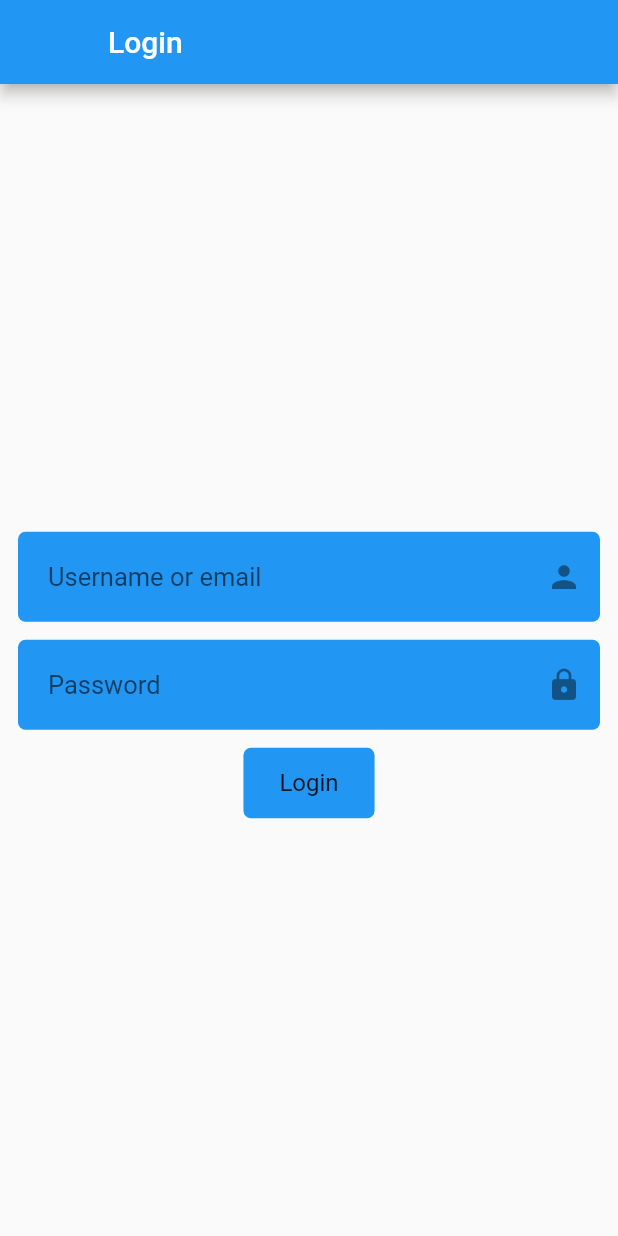
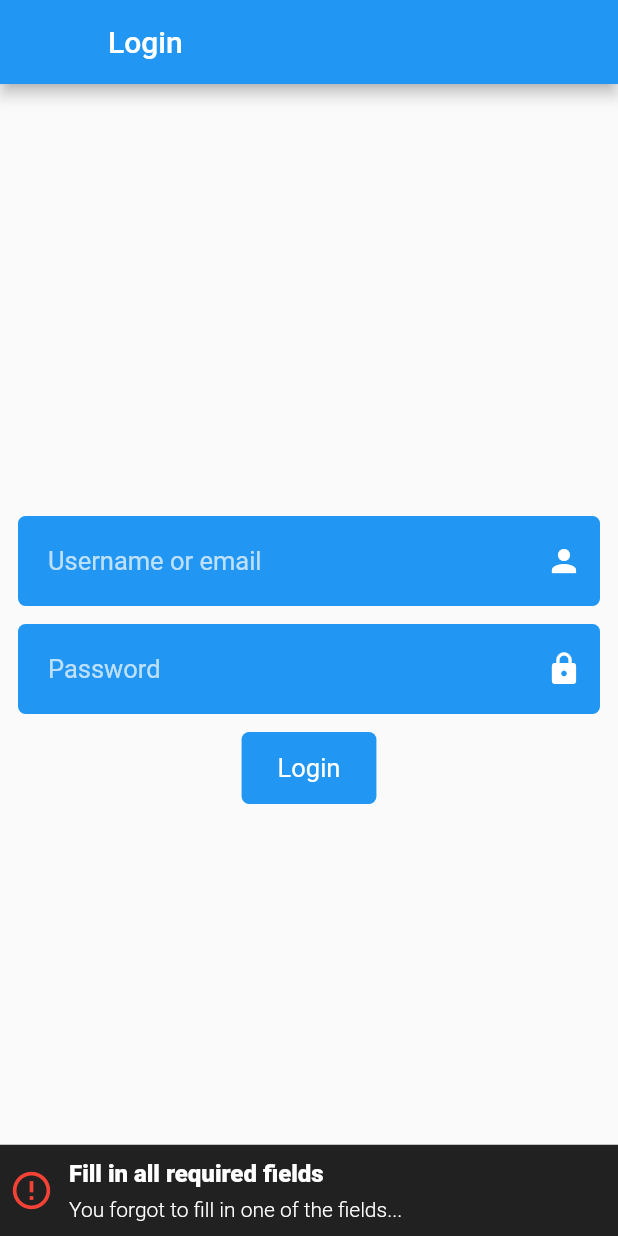
Before and after one commit to JobMoll/simple-user-api-authentication-flutter, a Flutter app: the screen it shows after launch, after a tap on "Login", on a phone screen of 412 x 824 dp. Run offline on Flutter 3.47's test engine with Material 2 defaults, Android fonts, the phone set to English and light mode, and no system bars; our stand-ins replace dio, flutter_secure_storage, get; network calls fail.

Commit message:
User experience improvements

```diff
--- a/lib/login_page.dart
+++ b/lib/login_page.dart
@@ -17,15 +17,19 @@ class _LoginPageState extends State<LoginPage> {
       onWillPop: () async {
         return false;
       },
+      child: GestureDetector(
+        onTap: () {
+          FocusScope.of(context).requestFocus(new FocusNode());
+        },
         child: Scaffold(
           appBar: AppBar(
             backgroundColor: Colors.blue,
             leading: Container(),
             title: Text('Login'),
           ),
-        body: Container(
-          margin: EdgeInsets.only(top: 20, left: 12, right: 12),
-          child: Center(
+          body: SafeArea(
+            child: Container(
+              margin: EdgeInsets.only(top: 0, left: 12, right: 12),
               child: Column(
                 mainAxisAlignment: MainAxisAlignment.center,
                 children: <Widget>[
@@ -36,10 +40,22 @@ class _LoginPageState extends State<LoginPage> {
                     ),
                     child: TextField(
                       controller: usernameTextfield,
+                      style: TextStyle(
+                        fontSize: 17,
+                        color: Colors.white,
+                      ),
+                      autocorrect: false,
+                      cursorColor: Colors.white,
                       decoration: InputDecoration(
-                      hintStyle: TextStyle(fontSize: 17),
+                        hintStyle: TextStyle(
+                          fontSize: 17,
+                          color: Colors.white70,
+                        ),
                         hintText: 'Username or email',
-                      suffixIcon: Icon(Icons.person),
+                        suffixIcon: Icon(
+                          Icons.person,
+                          color: Colors.white,
+                        ),
                         border: InputBorder.none,
                         contentPadding: EdgeInsets.all(20),
                       ),
@@ -53,10 +69,22 @@ class _LoginPageState extends State<LoginPage> {
                     ),
                     child: TextField(
                       controller: passwordTextfield,
+                      obscureText: true,
+                      cursorColor: Colors.white,
+                      style: TextStyle(
+                        fontSize: 17,
+                        color: Colors.white,
+                      ),
                       decoration: InputDecoration(
-                      hintStyle: TextStyle(fontSize: 17),
+                        hintStyle: TextStyle(
+                          fontSize: 17,
+                          color: Colors.white70,
+                        ),
                         hintText: 'Password',
-                      suffixIcon: Icon(Icons.lock),
+                        suffixIcon: Icon(
+                          Icons.lock,
+                          color: Colors.white,
+                        ),
                         border: InputBorder.none,
                         contentPadding: EdgeInsets.all(20),
                       ),
@@ -64,8 +92,23 @@ class _LoginPageState extends State<LoginPage> {
                   ),
                   GestureDetector(
                     onTap: () {
+                      if (passwordTextfield.text != '' &&
+                          usernameTextfield.text != '') {
+                        SimpleUserAPIAuthentication.showSimpleMessage(
+                            'Checking if info is correct',
+                            'One moment while we check you account...',
+                            'info',
+                            100);
+
                         SimpleUserAPIAuthentication.requestRefreshToken(
                             usernameTextfield.text, passwordTextfield.text);
+                      } else {
+                        SimpleUserAPIAuthentication.showSimpleMessage(
+                            'Fill in all required fields',
+                            'You forgot to fill in one of the fields...',
+                            'error',
+                            3);
+                      }
                     },
                     child: Container(
                         margin: EdgeInsets.only(top: 12),
@@ -77,7 +120,7 @@ class _LoginPageState extends State<LoginPage> {
                         ),
                         child: Text(
                           'Login',
-                        style: TextStyle(fontSize: 16),
+                          style: TextStyle(fontSize: 17, color: Colors.white),
                         )),
                   )
                 ],
@@ -85,6 +128,7 @@ class _LoginPageState extends State<LoginPage> {
             ),
           ),
         ),
+      ),
     );
   }
 }
--- a/lib/simple_user_api_authentication_class.dart
+++ b/lib/simple_user_api_authentication_class.dart
@@ -39,7 +39,10 @@ class SimpleUserAPIAuthentication {
             key: 'simple_user_api_authentication_refresh_token',
             value: responseData['refresh_token']);
 
-        SimpleUserAPIAuthentication.requestAccessToken(getUserData);
+        SimpleUserAPIAuthentication.showSimpleMessage('Your login is correct!',
+            'You are successfully loggedin', 'success', 3);
+
+        Get.offNamed("/informationPage");
       } else {
         showSimpleMessage(
             'Login problem...', responseData['message'], 'error', 3);
@@ -117,6 +120,9 @@ class SimpleUserAPIAuthentication {
 
       if (response.statusCode == 200) {
         if (responseData['access_token_is_valid'] == true) {
+          SimpleUserAPIAuthentication.showSimpleMessage('User data fetched!',
+              'Here is the newest user data :)', 'success', 3);
+
           Map<String, dynamic> userDataJsonString = responseData['user_data'];
           print(userDataJsonString);
         } else {
@@ -134,11 +140,12 @@ class SimpleUserAPIAuthentication {
     );
 
     Map<String, String> accessTokenData = {'access_token': accessToken};
+
     dio
         .post('/wp-json/simple-api-authentication/delete-user-tokens',
             data: accessTokenData)
         .then((response) async {
-      var responseData = jsonDecode(response.data);
+      var responseData = response.data;
       if (response.statusCode == 200) {
         if (responseData['access_token_is_valid'] == true) {
           await storage.delete(
```
Also changed, not shown: lib/information_page.dart (+21 -7 lines). Lines whose indentation alone changed are shown as unchanged.
